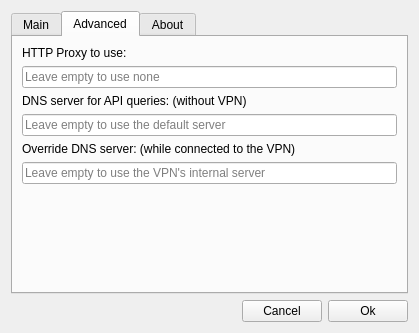
This is src/settingswindow.ui in PacketImpact/lvpngui as Qt 5 draws it before an edit. The edited form follows.
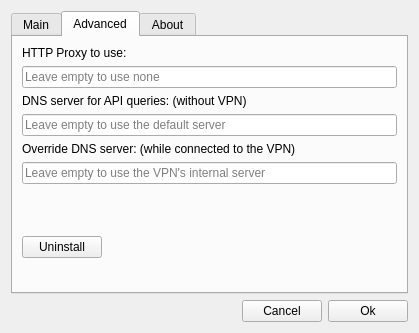
This is the edited form. The open tabs and pages were chosen to show the change.

Commit message: Add uninstall and fix quit crash

```diff
--- a/src/settingswindow.ui
+++ b/src/settingswindow.ui
@@ -7,7 +7,7 @@
     <x>0</x>
     <y>0</y>
     <width>387</width>
-    <height>299</height>
+    <height>305</height>
    </rect>
   </property>
   <property name="windowTitle">
@@ -159,6 +159,29 @@
          </property>
         </widget>
        </item>
+       <item row="7" column="0">
+        <widget class="QPushButton" name="uninstallButton">
+         <property name="text">
+          <string>Uninstall</string>
+         </property>
+        </widget>
+       </item>
+       <item row="6" column="0">
+        <spacer name="verticalSpacer_2">
+         <property name="orientation">
+          <enum>Qt::Vertical</enum>
+         </property>
+         <property name="sizeType">
+          <enum>QSizePolicy::Maximum</enum>
+         </property>
+         <property name="sizeHint" stdset="0">
+          <size>
+           <width>20</width>
+           <height>40</height>
+          </size>
+         </property>
+        </spacer>
+       </item>
       </layout>
      </widget>
      <widget class="QWidget" name="aboutTab">
```
The commit also changes 7 other files.
